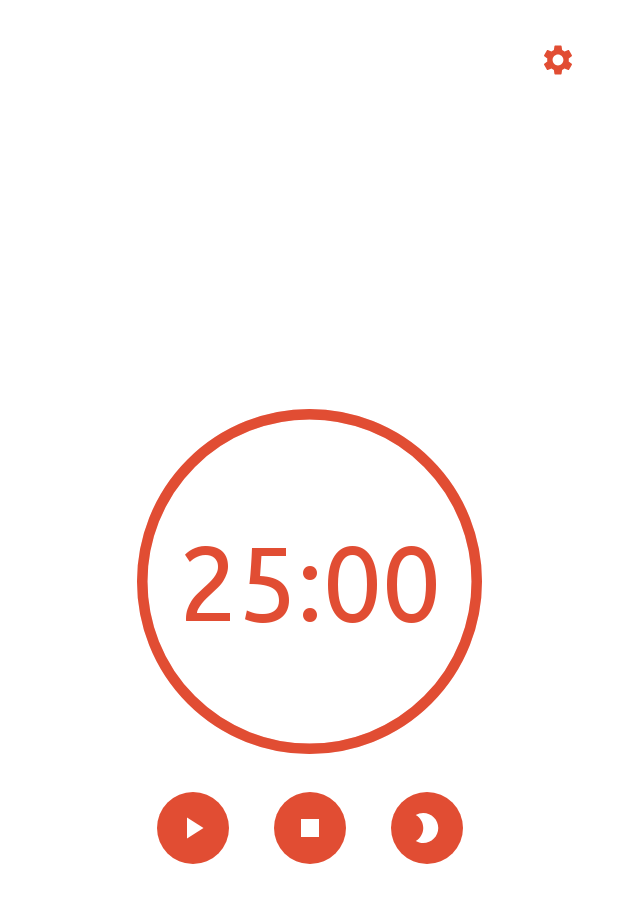
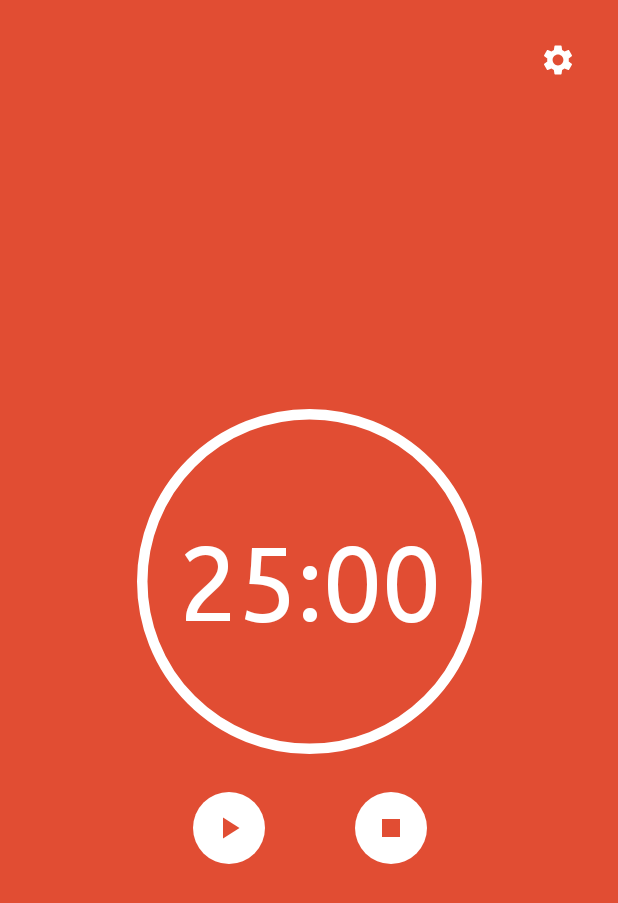
Before and after one commit to emenjivar/pomodoro-timer, an Android app built with Jetpack Compose: the screen it shows after launch (MainActivity), on a phone screen of 412 x 824 dp. Shown: the top 903 px of the screen. Run offline under Robolectric (Android 15) with nearby library versions, the phone set to English and light mode, and no system bars; our stand-ins replace constraintlayout-compose, livedata-compose.

Commit message:
:lipstick: Remove nightMode button

```diff
--- a/app/src/main/java/com/emenjivar/pomodoro/screens/countdown/CountDownScreen.kt
+++ b/app/src/main/java/com/emenjivar/pomodoro/screens/countdown/CountDownScreen.kt
@@ -35,7 +35,6 @@ fun CountDownScreen(
 ) {
     val counter by countDownViewModel.counter
     val action by countDownViewModel.action.observeAsState()
-    val isNightMode by countDownViewModel.isNightMode
 
     CountDownScreen(
         modifier = modifier,
@@ -45,8 +44,6 @@ fun CountDownScreen(
         pauseAction = { countDownViewModel.pauseCounter() },
         resumeAction = { countDownViewModel.resumeCounter() },
         stopAction = { countDownViewModel.stopCounter() },
-        fullScreenAction = { countDownViewModel.toggleNightMode() },
-        isNightMode = isNightMode,
         openSettings = { countDownViewModel.openSettings() }
     )
 }
@@ -60,12 +57,9 @@ fun CountDownScreen(
     pauseAction: () -> Unit,
     resumeAction: () -> Unit,
     stopAction: () -> Unit,
-    fullScreenAction: () -> Unit,
-    isNightMode: Boolean = false,
+    isNightMode: Boolean = true,
     openSettings: () -> Unit,
 ) {
-    val horizontalSpace = 30.dp
-
     val nextAction = when (action) {
         Action.Play -> pauseAction
         Action.Pause -> resumeAction
@@ -124,17 +118,11 @@ fun CountDownScreen(
                     isFullScreen = isNightMode,
                     onClick = nextAction
                 )
-                Spacer(modifier = Modifier.width(horizontalSpace))
+                Spacer(modifier = Modifier.width(60.dp))
                 ActionButton(
                     icon = R.drawable.ic_baseline_stop_24,
                     isFullScreen = isNightMode,
                     onClick = stopAction
-                )
-                Spacer(modifier = Modifier.width(horizontalSpace))
-                ActionButton(
-                    icon = getFullScreenIcon(isNightMode),
-                    isFullScreen = isNightMode,
-                    onClick = fullScreenAction
                 )
             }
         }
@@ -145,10 +133,6 @@ private fun getPlayPauseIcon(action: Action?) = when (action) {
     Action.Play, Action.Resume -> R.drawable.ic_baseline_pause_24
     else -> R.drawable.ic_baseline_play_arrow_24
 }
-
-private fun getFullScreenIcon(isNightMode: Boolean) =
-    if (isNightMode) R.drawable.ic_baseline_wb_sunny_24
-    else R.drawable.ic_baseline_mode_night_24
 
 @Composable
 private fun getBackgroundColor(isNightMode: Boolean) = animateColorAsState(
@@ -173,8 +157,6 @@ fun PreviewCountDownScreen() {
         pauseAction = {},
         resumeAction = {},
         stopAction = {},
-        fullScreenAction = {},
-        isNightMode = false,
         openSettings = {}
     )
 }
@@ -190,26 +172,6 @@ fun PreviewPausedCountDown() {
         pauseAction = {},
         resumeAction = {},
         stopAction = {},
-        fullScreenAction = {},
-        isNightMode = false,
-        openSettings = {}
-    )
-}
-
-@Preview(name = "Full screen counter")
-@Composable
-fun PreviewCountDownFullScreen() {
-
-    CountDownScreen(
-        modifier = Modifier.fillMaxSize(),
-        action = Action.Play,
-        counter = Counter(WORK_TIME, REST_TIME, Phase.WORK, WORK_TIME),
-        playAction = {},
-        pauseAction = {},
-        resumeAction = {},
-        stopAction = {},
-        fullScreenAction = {},
-        isNightMode = true,
         openSettings = {}
     )
 }
```
